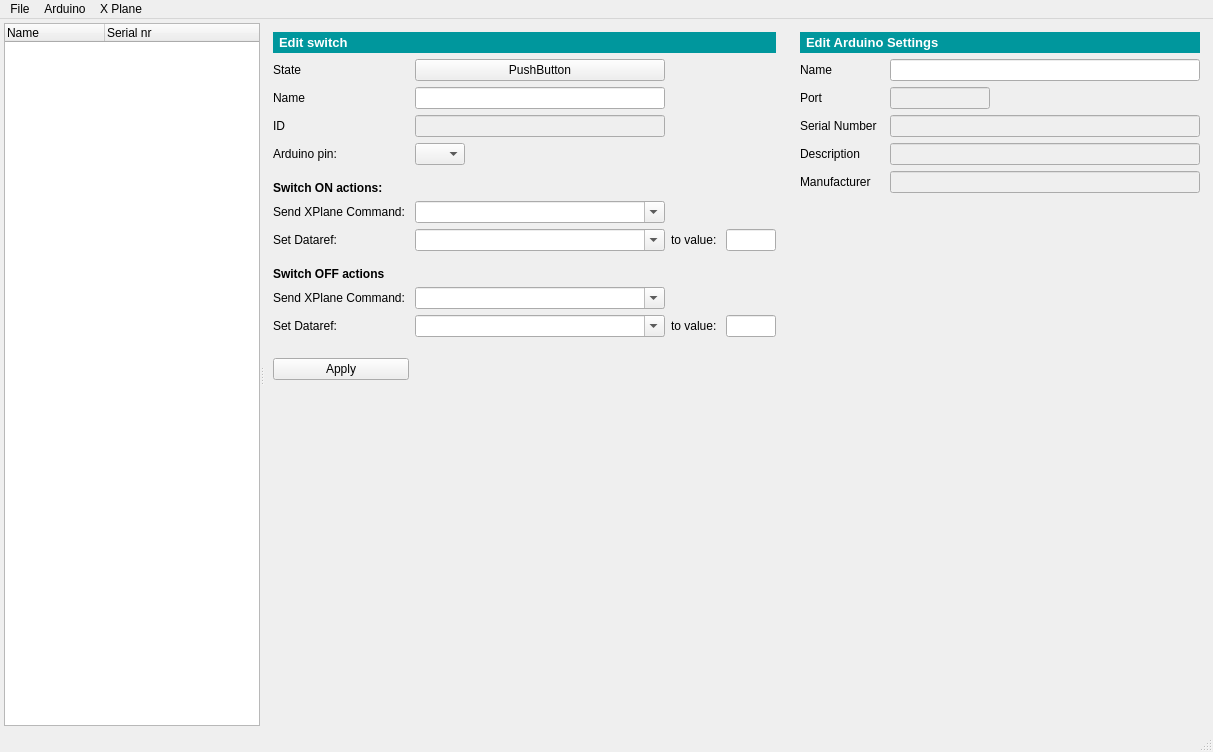
First picture: the form in gui/mainwindow.ui, repository leleopard/pyXPArduino, before the edit.
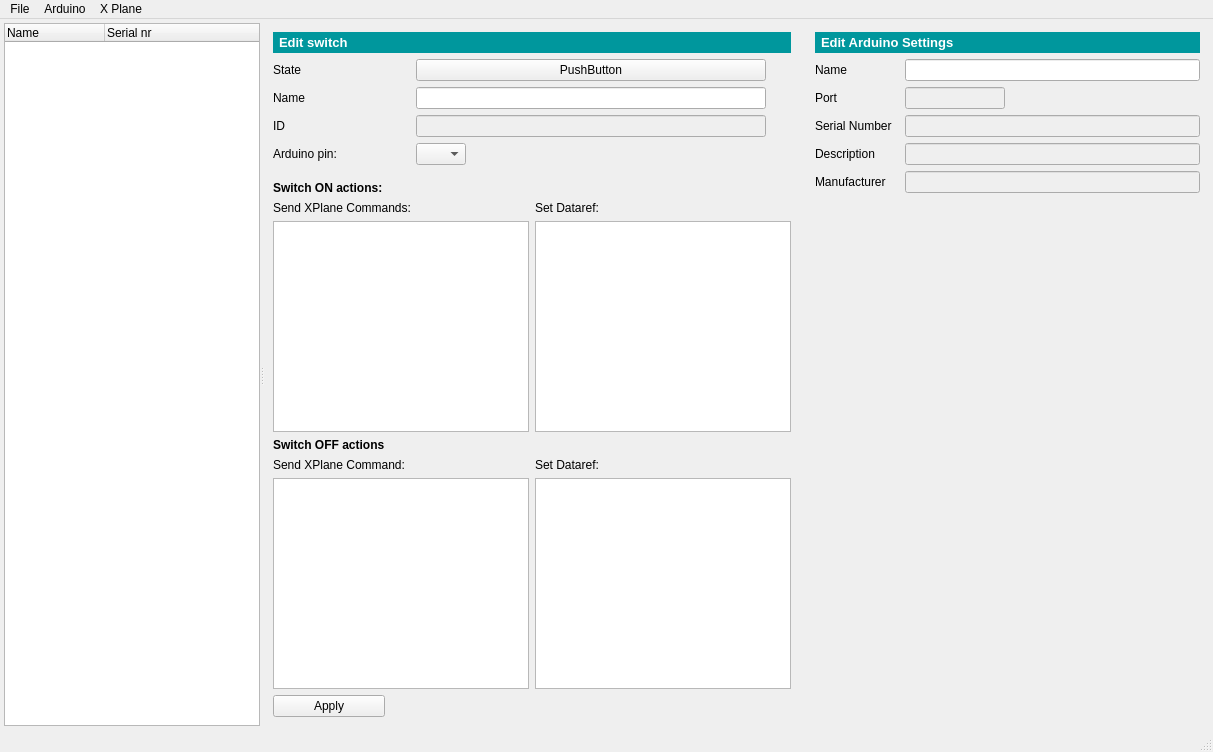
Second picture: the form after the edit.

Commit message: changed switch edit panel

```diff
--- a/gui/mainwindow.ui
+++ b/gui/mainwindow.ui
@@ -398,12 +398,29 @@
            <enum>Qt::LeftToRight</enum>
           </property>
           <layout class="QGridLayout" name="gridLayout_2">
-           <item row="16" column="1">
-            <widget class="QPushButton" name="pushButton_2">
-             <property name="text">
-              <string>Apply</string>
-             </property>
-            </widget>
+           <item row="16" column="1" colspan="4">
+            <layout class="QGridLayout" name="gridLayout_4">
+             <item row="0" column="1">
+              <widget class="QLabel" name="label_14">
+               <property name="text">
+                <string>Set Dataref:</string>
+               </property>
+              </widget>
+             </item>
+             <item row="0" column="0">
+              <widget class="QLabel" name="label_12">
+               <property name="text">
+                <string>Send XPlane Command: </string>
+               </property>
+              </widget>
+             </item>
+             <item row="1" column="0">
+              <widget class="QTableWidget" name="SWOFF_CMDS_tableWidget"/>
+             </item>
+             <item row="1" column="1">
+              <widget class="QTableWidget" name="tableWidget_2"/>
+             </item>
+            </layout>
            </item>
            <item row="3" column="1">
             <widget class="QLabel" name="label_19">
@@ -412,22 +429,6 @@
              </property>
             </widget>
            </item>
-           <item row="15" column="1">
-            <spacer name="verticalSpacer_4">
-             <property name="orientation">
-              <enum>Qt::Vertical</enum>
-             </property>
-             <property name="sizeType">
-              <enum>QSizePolicy::Fixed</enum>
-             </property>
-             <property name="sizeHint" stdset="0">
-              <size>
-               <width>20</width>
-               <height>15</height>
-              </size>
-             </property>
-            </spacer>
-           </item>
            <item row="1" column="1">
             <widget class="QLabel" name="label_17">
              <property name="text">
@@ -435,108 +436,7 @@
              </property>
             </widget>
            </item>
-           <item row="10" column="4">
-            <widget class="QLineEdit" name="lineEdit_2">
-             <property name="maximumSize">
-              <size>
-               <width>50</width>
-               <height>16777215</height>
-              </size>
-             </property>
-            </widget>
-           </item>
-           <item row="10" column="3">
-            <widget class="QLabel" name="label_13">
-             <property name="sizePolicy">
-              <sizepolicy hsizetype="Minimum" vsizetype="Preferred">
-               <horstretch>0</horstretch>
-               <verstretch>0</verstretch>
-              </sizepolicy>
-             </property>
-             <property name="text">
-              <string>to value: </string>
-             </property>
-            </widget>
-           </item>
-           <item row="9" column="1">
-            <widget class="QLabel" name="label_10">
-             <property name="text">
-              <string>Send XPlane Command: </string>
-             </property>
-            </widget>
-           </item>
-           <item row="17" column="2">
-            <spacer name="verticalSpacer">
-             <property name="orientation">
-              <enum>Qt::Vertical</enum>
-             </property>
-             <property name="sizeHint" stdset="0">
-              <size>
-               <width>20</width>
-               <height>40</height>
-              </size>
-             </property>
-            </spacer>
-           </item>
-           <item row="14" column="4">
-            <widget class="QLineEdit" name="lineEdit_5">
-             <property name="maximumSize">
-              <size>
-               <width>50</width>
-               <height>16777215</height>
-              </size>
-             </property>
-            </widget>
-           </item>
-           <item row="10" column="1">
-            <widget class="QLabel" name="label_11">
-             <property name="text">
-              <string>Set Dataref: </string>
-             </property>
-            </widget>
-           </item>
-           <item row="1" column="2">
-            <widget class="QPushButton" name="pushButton">
-             <property name="text">
-              <string>PushButton</string>
-             </property>
-            </widget>
-           </item>
-           <item row="14" column="3">
-            <widget class="QLabel" name="label_16">
-             <property name="sizePolicy">
-              <sizepolicy hsizetype="Minimum" vsizetype="Preferred">
-               <horstretch>0</horstretch>
-               <verstretch>0</verstretch>
-              </sizepolicy>
-             </property>
-             <property name="text">
-              <string>to value:</string>
-             </property>
-            </widget>
-           </item>
-           <item row="8" column="1">
-            <widget class="QLabel" name="label_9">
-             <property name="font">
-              <font>
-               <pointsize>9</pointsize>
-               <weight>75</weight>
-               <bold>true</bold>
-              </font>
-             </property>
-             <property name="text">
-              <string>Switch ON actions:</string>
-             </property>
-            </widget>
-           </item>
-           <item row="13" column="1">
-            <widget class="QLabel" name="label_12">
-             <property name="text">
-              <string>Send XPlane Command: </string>
-             </property>
-            </widget>
-           </item>
-           <item row="12" column="1">
+           <item row="15" column="1">
             <widget class="QLabel" name="label_15">
              <property name="font">
               <font>
@@ -550,29 +450,6 @@
              </property>
             </widget>
            </item>
-           <item row="11" column="1">
-            <spacer name="verticalSpacer_3">
-             <property name="orientation">
-              <enum>Qt::Vertical</enum>
-             </property>
-             <property name="sizeType">
-              <enum>QSizePolicy::Fixed</enum>
-             </property>
-             <property name="sizeHint" stdset="0">
-              <size>
-               <width>20</width>
-               <height>10</height>
-              </size>
-             </property>
-            </spacer>
-           </item>
-           <item row="14" column="1">
-            <widget class="QLabel" name="label_14">
-             <property name="text">
-              <string>Set Dataref:</string>
-             </property>
-            </widget>
-           </item>
            <item row="6" column="1">
             <spacer name="verticalSpacer_2">
              <property name="orientation">
@@ -589,13 +466,19 @@
              </property>
             </spacer>
            </item>
-           <item row="5" column="2">
-            <widget class="QComboBox" name="SW_PIN_comboBox">
-             <property name="maximumSize">
-              <size>
-               <width>50</width>
-               <height>16777215</height>
-              </size>
+           <item row="2" column="1">
+            <widget class="QLabel" name="label_3">
+             <property name="sizePolicy">
+              <sizepolicy hsizetype="Minimum" vsizetype="Minimum">
+               <horstretch>0</horstretch>
+               <verstretch>0</verstretch>
+              </sizepolicy>
+             </property>
+             <property name="layoutDirection">
+              <enum>Qt::LeftToRight</enum>
+             </property>
+             <property name="text">
+              <string>Name</string>
              </property>
             </widget>
            </item>
@@ -619,89 +502,45 @@
              </property>
             </widget>
            </item>
-           <item row="5" column="1">
-            <widget class="QLabel" name="label_18">
+           <item row="21" column="1">
+            <widget class="QPushButton" name="pushButton_2">
              <property name="text">
-              <string>Arduino pin:</string>
+              <string>Apply</string>
              </property>
             </widget>
            </item>
-           <item row="10" column="2">
-            <widget class="QComboBox" name="SWON_XPDREF_comboBox">
-             <property name="sizePolicy">
-              <sizepolicy hsizetype="Expanding" vsizetype="Fixed">
-               <horstretch>0</horstretch>
-               <verstretch>0</verstretch>
-              </sizepolicy>
-             </property>
-             <property name="editable">
-              <bool>true</bool>
-             </property>
-            </widget>
+           <item row="9" column="1" colspan="4">
+            <layout class="QGridLayout" name="gridLayout_3">
+             <item row="1" column="1">
+              <widget class="QLabel" name="label_11">
+               <property name="text">
+                <string>Set Dataref: </string>
+               </property>
+              </widget>
+             </item>
+             <item row="1" column="0">
+              <widget class="QLabel" name="label_10">
+               <property name="text">
+                <string>Send XPlane Commands: </string>
+               </property>
+              </widget>
+             </item>
+             <item row="2" column="0">
+              <widget class="QTableWidget" name="SWON_CMDS_tableWidget">
+               <property name="minimumSize">
+                <size>
+                 <width>0</width>
+                 <height>75</height>
+                </size>
+               </property>
+              </widget>
+             </item>
+             <item row="2" column="1">
+              <widget class="QTableWidget" name="tableWidget"/>
+             </item>
+            </layout>
            </item>
-           <item row="14" column="2">
-            <widget class="QComboBox" name="SWOFF_XPDREF_comboBox">
-             <property name="sizePolicy">
-              <sizepolicy hsizetype="Expanding" vsizetype="Fixed">
-               <horstretch>0</horstretch>
-               <verstretch>0</verstretch>
-              </sizepolicy>
-             </property>
-             <property name="editable">
-              <bool>true</bool>
-             </property>
-            </widget>
-           </item>
-           <item row="9" column="2">
-            <widget class="QComboBox" name="SWON_XPCMD_comboBox">
-             <property name="editable">
-              <bool>true</bool>
-             </property>
-             <property name="sizeAdjustPolicy">
-              <enum>QComboBox::AdjustToContents</enum>
-             </property>
-            </widget>
-           </item>
-           <item row="13" column="2">
-            <widget class="QComboBox" name="SWOFF_XPCMD_comboBox">
-             <property name="editable">
-              <bool>true</bool>
-             </property>
-            </widget>
-           </item>
-           <item row="2" column="2">
-            <widget class="QLineEdit" name="SWEDIT_nameLineEdit">
-             <property name="minimumSize">
-              <size>
-               <width>250</width>
-               <height>0</height>
-              </size>
-             </property>
-             <property name="maximumSize">
-              <size>
-               <width>350</width>
-               <height>16777215</height>
-              </size>
-             </property>
-            </widget>
-           </item>
-           <item row="2" column="1">
-            <widget class="QLabel" name="label_3">
-             <property name="sizePolicy">
-              <sizepolicy hsizetype="Minimum" vsizetype="Minimum">
-               <horstretch>0</horstretch>
-               <verstretch>0</verstretch>
-              </sizepolicy>
-             </property>
-             <property name="layoutDirection">
-              <enum>Qt::LeftToRight</enum>
-             </property>
-             <property name="text">
-              <string>Name</string>
-             </property>
-            </widget>
-           </item>
-           <item row="3" column="2">
+           <item row="3" column="3">
             <widget class="QLineEdit" name="SWEDIT_IDlineEdit">
              <property name="enabled">
               <bool>false</bool>
@@ -723,6 +562,60 @@
              </property>
             </widget>
            </item>
+           <item row="1" column="3">
+            <widget class="QPushButton" name="pushButton">
+             <property name="text">
+              <string>PushButton</string>
+             </property>
+            </widget>
+           </item>
+           <item row="5" column="3">
+            <widget class="QComboBox" name="SW_PIN_comboBox">
+             <property name="maximumSize">
+              <size>
+               <width>50</width>
+               <height>16777215</height>
+              </size>
+             </property>
+            </widget>
+           </item>
+           <item row="5" column="1">
+            <widget class="QLabel" name="label_18">
+             <property name="text">
+              <string>Arduino pin:</string>
+             </property>
+            </widget>
+           </item>
+           <item row="2" column="3">
+            <widget class="QLineEdit" name="SWEDIT_nameLineEdit">
+             <property name="minimumSize">
+              <size>
+               <width>250</width>
+               <height>0</height>
+              </size>
+             </property>
+             <property name="maximumSize">
+              <size>
+               <width>350</width>
+               <height>16777215</height>
+              </size>
+             </property>
+            </widget>
+           </item>
+           <item row="8" column="1">
+            <widget class="QLabel" name="label_9">
+             <property name="font">
+              <font>
+               <pointsize>9</pointsize>
+               <weight>75</weight>
+               <bold>true</bold>
+              </font>
+             </property>
+             <property name="text">
+              <string>Switch ON actions:</string>
+             </property>
+            </widget>
+           </item>
           </layout>
          </widget>
         </item>
```
The commit also changes 5 other files.
